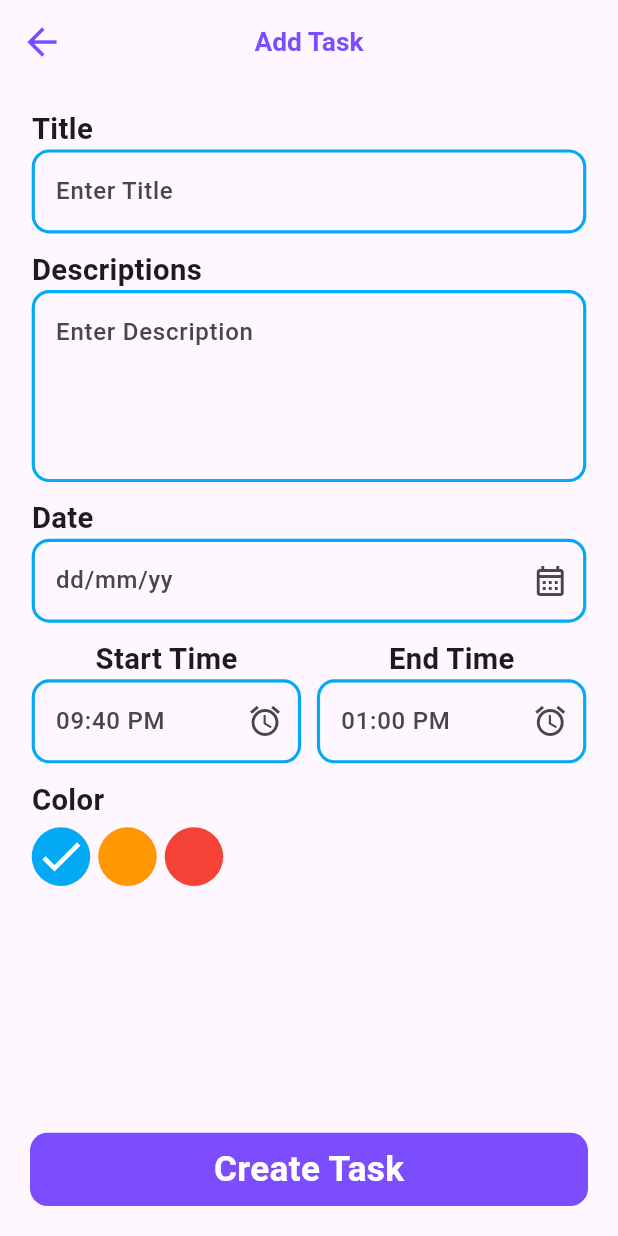
After one commit to hazemmahmoudf/taskati, a Flutter app: the screen it shows after launch, after a tap on "Add Task", on a phone screen of 412 x 824 dp. The commit adds this screen. Run offline on Flutter 3.47's test engine with Material 3 defaults, Android fonts, the phone set to English and light mode, and no system bars; our stand-ins replace flutter_screenutil.

Commit message:
add task screen

```diff
--- /dev/null
+++ b/lib/core/widgets/bottom_widget.dart
@@ -0,0 +1,19 @@
+import 'package:flutter/material.dart';
+import 'package:flutter_screenutil/flutter_screenutil.dart';
+
+import '../theme/app_colors.dart';
+class BottomWidget extends StatelessWidget {
+  const BottomWidget({super.key});
+
+  @override
+  Widget build(BuildContext context) {
+    return Container(
+      height: 50.h,
+      decoration: BoxDecoration(
+          color: AppColors.mainColor,
+          borderRadius: BorderRadius.circular(12.r)
+      ),
+      child: Center(child: Text("Create Task",style: TextStyle(color: Colors.white,fontSize: 24.sp,fontWeight: FontWeight.w600),)),
+    );
+  }
+}
--- /dev/null
+++ b/lib/features/add_task/add_task_screen.dart
@@ -0,0 +1,81 @@
+
+import 'package:flutter/material.dart';
+import 'package:flutter_screenutil/flutter_screenutil.dart';
+import 'package:taskati/core/widgets/bottom_widget.dart';
+import 'package:taskati/features/add_task/widgets/circular_icon_with_background.dart';
+import 'package:taskati/features/add_task/widgets/label_widget.dart';
+import 'package:taskati/features/add_task/widgets/text_form_field.dart';
+
+import '../../core/theme/app_colors.dart';
+
+class AddTaskScreen extends StatelessWidget {
+  const AddTaskScreen({super.key});
+
+  @override
+  Widget build(BuildContext context) {
+    return Scaffold(
+
+    appBar: AppBar(
+      elevation: 0,
+        centerTitle: true,
+        title: Text("Add Task",style: TextStyle(
+      color: AppColors.mainColor,
+          fontWeight: FontWeight.bold,
+          fontSize: 18.sp
+    ),),
+        iconTheme:IconThemeData(
+        color: AppColors.mainColor,
+          size: 30.sp
+    ),
+    ),
+    body: SingleChildScrollView(
+      child: Padding(
+        padding: EdgeInsets.symmetric(vertical: 16.h,horizontal: 20.w),
+        child: Column(
+          crossAxisAlignment: CrossAxisAlignment.start,
+            children: [
+            LabelWidget(name: "Title"),
+             TextFormFieldWidget(hint: "Enter Title", n: 1,keyboardType: TextInputType.text,) ,
+              SizedBox(height: 10.h,),
+              LabelWidget(name: "Descriptions"),
+             TextFormFieldWidget(hint: "Enter Description", n: 4,keyboardType: TextInputType.text,) ,
+              SizedBox(height: 10.h,),
+              LabelWidget(name: "Date"),
+             TextFormFieldWidget(hint: "dd/mm/yy", n: 1,keyboardType: TextInputType.datetime,icon: Icons.calendar_month_outlined,) ,
+              SizedBox(height: 10.h,),
+              Row(
+                children: [
+                  Expanded(
+                    child: Column(
+                      children: [
+                        LabelWidget(name: "Start Time"),
+                        TextFormFieldWidget(hint: "09:40 PM", n: 1,keyboardType: TextInputType.number,icon: Icons.access_alarm,) ,
+                      ],
+                    ),
+                  ),
+                  SizedBox(width: 10.w,),
+                  Expanded(
+                    child: Column(
+                      children: [
+                        LabelWidget(name: "End Time"),
+                        TextFormFieldWidget(hint: "01:00 PM", n: 1,keyboardType: TextInputType.number,icon: Icons.access_alarm,) ,
+                      ],
+                    ),
+                  )
+                ],
+              ),
+              SizedBox(height: 10.h,),
+              LabelWidget(name: "Color"),
+              SizedBox(height: 5.h,),
+              CircularsColors(),
+            ],
+        ),
+      ),
+    ),
+      bottomNavigationBar: Padding(
+        padding: const EdgeInsets.only(right: 20,left: 20,bottom: 20),
+        child: BottomWidget(),
+      ),
+    );
+  }
+}
--- /dev/null
+++ b/lib/features/add_task/widgets/circular_icon_with_background.dart
@@ -0,0 +1,32 @@
+import 'package:flutter/material.dart';
+import 'package:flutter_screenutil/flutter_screenutil.dart';
+class CircularsColors extends StatelessWidget {
+  const CircularsColors({super.key});
+
+  @override
+  Widget build(BuildContext context) {
+    return Row(
+      children: [
+        CircularIconWithBackground(isActive: true,color:Colors.lightBlue ,),
+        SizedBox(width: 5.w,),
+        CircularIconWithBackground(color: Colors.orange,),
+        SizedBox(width: 5.w,),
+        CircularIconWithBackground(color: Colors.red,),
+      ],
+    );
+  }
+}
+
+class CircularIconWithBackground extends StatelessWidget {
+ final bool isActive;
+ final Color color;
+  const CircularIconWithBackground({super.key,this.isActive=false, required this.color});
+  @override
+  Widget build(BuildContext context) {
+    return CircleAvatar(
+      radius: 20.r,
+      backgroundColor:color ,
+      child: (isActive)?(Icon(Icons.check,size: 35.sp,color: Colors.white,)):null,
+    );
+  }
+}
--- /dev/null
+++ b/lib/features/add_task/widgets/label_widget.dart
@@ -0,0 +1,14 @@
+import 'package:flutter_screenutil/flutter_screenutil.dart';
+import 'package:flutter/material.dart';
+class LabelWidget extends StatelessWidget {
+ final String name;
+   const LabelWidget({super.key,required this.name});
+
+  @override
+  Widget build(BuildContext context) {
+    return  Text(name,style: TextStyle(
+        fontSize: 20.sp,
+        fontWeight: FontWeight.w600
+    ),);
+  }
+}
--- /dev/null
+++ b/lib/features/add_task/widgets/text_form_field.dart
@@ -0,0 +1,40 @@
+
+import 'package:flutter/cupertino.dart';
+import 'package:flutter/material.dart';
+import 'package:flutter_screenutil/flutter_screenutil.dart';
+
+class TextFormFieldWidget extends StatelessWidget {
+  final String hint;
+  final int n;
+  final TextInputType? keyboardType;
+  final  IconData? icon;
+  const TextFormFieldWidget({super.key, required this.hint, required this.n, this.keyboardType, this.icon});
+
+  @override
+  Widget build(BuildContext context) {
+    return
+    TextFormField(
+      maxLines: n,
+    keyboardType: keyboardType,
+    decoration: InputDecoration(
+      suffixIcon: Icon(icon),
+    enabledBorder: OutlineInputBorder(
+    borderSide: BorderSide(
+    color: Colors.lightBlue,width: 2.w,
+    ),
+    borderRadius: BorderRadius.circular(12.r),
+    ),
+    focusedBorder: OutlineInputBorder(
+    borderSide: BorderSide(color:Colors.black54,width: 2.w),
+    borderRadius: BorderRadius.circular(12.r),
+    ),
+    hintText: hint,
+    hintStyle: TextStyle(fontWeight: FontWeight.w500),
+    border: OutlineInputBorder(
+    borderRadius: BorderRadius.circular(12.r),
+    )
+    ),
+
+    );
+  }
+}
--- a/lib/features/home/widgets/date_add_task_row.dart
+++ b/lib/features/home/widgets/date_add_task_row.dart
@@ -2,6 +2,7 @@ import 'package:flutter/cupertino.dart';
 import 'package:flutter/material.dart';
 import 'package:flutter_screenutil/flutter_screenutil.dart';
 import 'package:taskati/core/theme/app_colors.dart';
+import 'package:taskati/features/add_task/add_task_screen.dart';
 
 class DateAddTaskRow extends StatelessWidget {
   const DateAddTaskRow({super.key});
@@ -17,7 +18,11 @@ class DateAddTaskRow extends StatelessWidget {
               fontSize: 20.sp,
               fontWeight: FontWeight.bold
             ),),
-          Container(
+          InkWell(
+            onTap: (){
+              Navigator.push(context, MaterialPageRoute(builder: (context)=>AddTaskScreen()));
+            },
+            child: Container(
               padding: EdgeInsets.symmetric(horizontal: 10.w,vertical: 15.h),
               decoration: BoxDecoration(
                 color: AppColors.mainColor,
@@ -32,6 +37,7 @@ class DateAddTaskRow extends StatelessWidget {
                   ),)
                 ],
               ),
+            ),
           )
         ],
       );
```
Also changed, not shown: pubspec.yaml (+8 -4 lines), assets/fonts/NotoSerif-Bold.ttf (added), assets/fonts/NotoSerif-Medium.ttf (added), assets/fonts/NotoSerif-Regular.ttf (added), assets/fonts/NotoSerif-SemiBoldItalic.ttf (added). Lines whose indentation alone changed are shown as unchanged.
